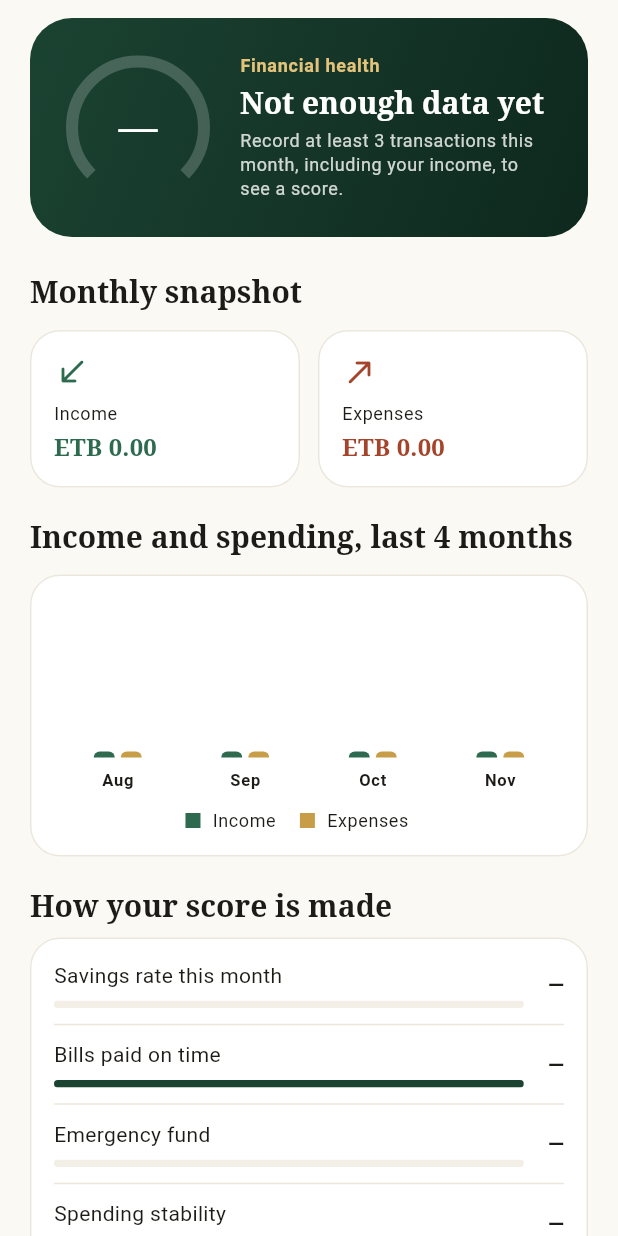
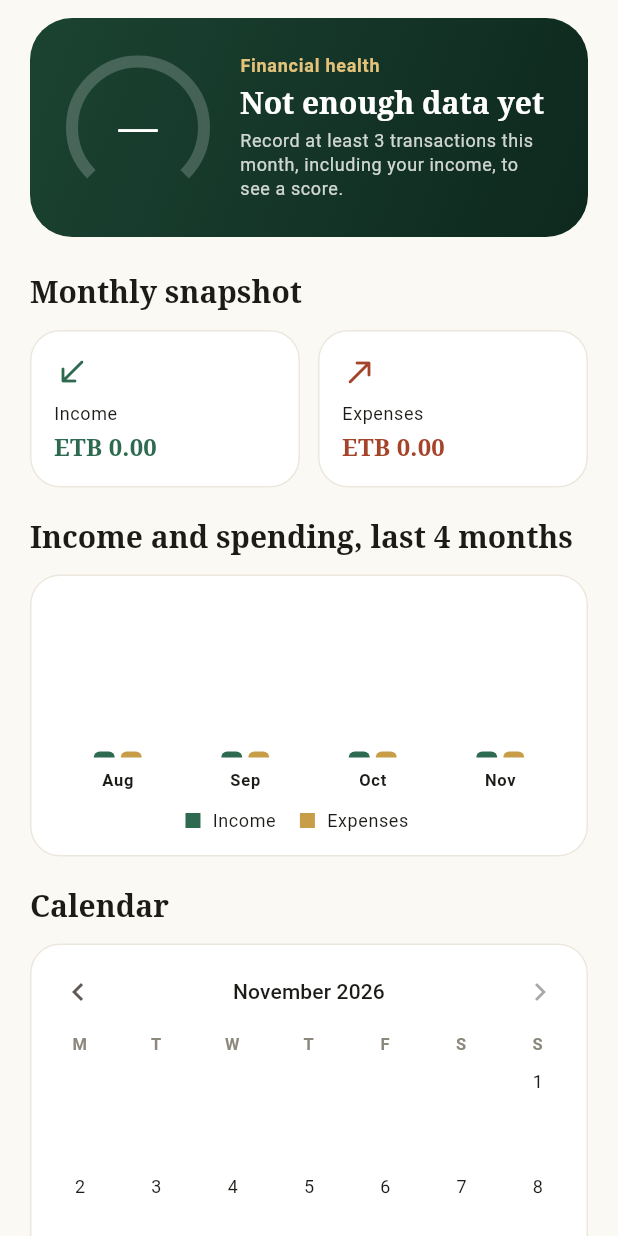
Before and after one commit to elroe-e/BirrWise, a Flutter app: the InsightsScreen widget shown alone on an empty page, opened directly with empty values, on a phone screen of 412 x 824 dp. Run offline on Flutter 3.47's test engine with Material 3 defaults, Android fonts, the phone set to English and light mode, and no system bars; our stand-ins replace shared_preferences; accounts and stored records are empty.

Commit message:
Add a calendar of money in and out to Insights
A month grid shows each day's income and spending, in the Ethiopian or
Gregorian calendar chosen in Settings, with arrows to earlier months.
Tapping a day lists its transactions. Amounts become dots when
balances are hidden.

Co-Authored-By: Claude Opus 5.5 <noreply@anthropic.com>

```diff
--- /dev/null
+++ b/lib/calendar_view.dart
@@ -0,0 +1,243 @@
+import 'package:flutter/material.dart';
+
+import 'app_state.dart';
+import 'domain.dart';
+import 'ethiopian_date.dart';
+import 'strings.dart';
+import 'theme.dart';
+import 'widgets.dart';
+
+typedef CalendarDay = ({DateTime day, int income, int expense});
+
+/// Income and spending for each day from [start] (inclusive) to [end]
+/// (exclusive), counted the way the monthly totals are.
+List<CalendarDay> calendarDays(
+    List<FinanceEntry> entries, DateTime start, DateTime end) {
+  final days = <DateTime>[
+    for (var d = start; d.isBefore(end); d = DateTime(d.year, d.month, d.day + 1))
+      d,
+  ];
+  final income = <DateTime, int>{};
+  final expense = <DateTime, int>{};
+  for (final e in entries) {
+    if (e.date.isBefore(start) || !e.date.isBefore(end)) continue;
+    final day = DateTime(e.date.year, e.date.month, e.date.day);
+    if (e.type == EntryType.income) income[day] = (income[day] ?? 0) + e.amount;
+    if (e.type == EntryType.expense) {
+      expense[day] = (expense[day] ?? 0) + e.amount;
+    }
+  }
+  return [
+    for (final d in days) (day: d, income: income[d] ?? 0, expense: expense[d] ?? 0)
+  ];
+}
+
+/// Whole birr, shortened to fit a calendar cell: 850, 1.2k, 3.4M.
+String compactEtb(int santim) {
+  final birr = santim / 100;
+  String short(double value, String unit) =>
+      '${value >= 10 ? value.round() : (value * 10).round() / 10}$unit'
+          .replaceAll('.0$unit', unit);
+  if (birr >= 1000000) return short(birr / 1000000, 'M');
+  if (birr >= 1000) return short(birr / 1000, 'k');
+  return birr.round().toString();
+}
+
+/// A month grid of money in and out per day, in the calendar chosen in
+/// Settings. Tapping a day lists its transactions.
+class CalendarView extends StatefulWidget {
+  const CalendarView({required this.state, super.key});
+
+  final AppState state;
+
+  @override
+  State<CalendarView> createState() => _CalendarViewState();
+}
+
+class _CalendarViewState extends State<CalendarView> {
+  int monthsAgo = 0;
+  DateTime? selected;
+
+  @override
+  Widget build(BuildContext context) {
+    final state = widget.state;
+    final lang = state.language;
+    final theme = Theme.of(context);
+    final bounds = state.monthBounds(monthsAgo);
+    final days = calendarDays(state.entries, bounds.start, bounds.end);
+    final now = DateTime.now();
+    final today = DateTime(now.year, now.month, now.day);
+    final chosen = selected != null &&
+            !selected!.isBefore(bounds.start) &&
+            selected!.isBefore(bounds.end)
+        ? selected
+        : (monthsAgo == 0 ? today : null);
+    final weekdays = lang == 'am'
+        ? const ['ሰ', 'ማ', 'ረ', 'ሐ', 'ዓ', 'ቅ', 'እ']
+        : const ['M', 'T', 'W', 'T', 'F', 'S', 'S'];
+    final leading = bounds.start.weekday - 1;
+    final dayEntries = chosen == null
+        ? const <FinanceEntry>[]
+        : (state.entries
+              .where((e) =>
+                  e.date.year == chosen.year &&
+                  e.date.month == chosen.month &&
+                  e.date.day == chosen.day)
+              .toList()
+          ..sort((a, b) => b.date.compareTo(a.date)));
+
+    return Column(
+      crossAxisAlignment: CrossAxisAlignment.stretch,
+      children: [
+        Row(
+          children: [
+            IconButton(
+              tooltip: t(lang, 'previousMonth'),
+              icon: const Icon(Icons.chevron_left),
+              onPressed: () => setState(() => monthsAgo++),
+            ),
+            Expanded(
+              child: Text(
+                monthLabel(bounds.start,
+                    ethiopian: state.useEthiopianCalendar, language: lang),
+                textAlign: TextAlign.center,
+                style: theme.textTheme.titleSmall,
+              ),
+            ),
+            IconButton(
+              tooltip: t(lang, 'nextMonth'),
+              icon: const Icon(Icons.chevron_right),
+              onPressed:
+                  monthsAgo == 0 ? null : () => setState(() => monthsAgo--),
+            ),
+          ],
+        ),
+        const SizedBox(height: 4),
+        Row(
+          children: [
+            for (final w in weekdays)
+              Expanded(
+                child: Text(w,
+                    textAlign: TextAlign.center,
+                    style: theme.textTheme.labelSmall
+                        ?.copyWith(color: theme.colorScheme.outline)),
+              ),
+          ],
+        ),
+        const SizedBox(height: 4),
+        GridView.count(
+          crossAxisCount: 7,
+          shrinkWrap: true,
+          physics: const NeverScrollableScrollPhysics(),
+          childAspectRatio: .72,
+          children: [
+            for (var i = 0; i < leading; i++) const SizedBox.shrink(),
+            for (final d in days)
+              _DayCell(
+                label: state.useEthiopianCalendar
+                    ? '${toEthiopianDate(d.day).day}'
+                    : '${d.day.day}',
+                day: d,
+                hidden: state.hideBalances,
+                isToday: d.day == today,
+                isSelected: d.day == chosen,
+                semantics: dateLabel(d.day,
+                    ethiopian: state.useEthiopianCalendar, language: lang),
+                onTap: () => setState(() => selected = d.day),
+              ),
+          ],
+        ),
+        if (chosen != null) ...[
+          const Divider(height: 24),
+          Text(
+            dateLabel(chosen,
+                ethiopian: state.useEthiopianCalendar, language: lang),
+            style: theme.textTheme.titleSmall,
+          ),
+          const SizedBox(height: 4),
+          if (dayEntries.isEmpty)
+            Padding(
+              padding: const EdgeInsets.symmetric(vertical: 8),
+              child: Text(t(lang, 'noEntriesDay'),
+                  style: theme.textTheme.bodySmall),
+            )
+          else
+            for (final e in dayEntries) TransactionRow(entry: e, state: state),
+        ],
+      ],
+    );
+  }
+}
+
+class _DayCell extends StatelessWidget {
+  const _DayCell({
+    required this.label,
+    required this.day,
+    required this.hidden,
+    required this.isToday,
+    required this.isSelected,
+    required this.semantics,
+    required this.onTap,
+  });
+
+  final String label;
+  final CalendarDay day;
+  final bool hidden;
+  final bool isToday;
+  final bool isSelected;
+  final String semantics;
+  final VoidCallback onTap;
+
+  @override
+  Widget build(BuildContext context) {
+    final theme = Theme.of(context);
+    final dark = theme.brightness == Brightness.dark;
+    final incomeColor = dark ? BirrColors.incomeOnDark : BirrColors.income;
+    final expenseColor = dark ? BirrColors.expenseOnDark : BirrColors.expense;
+    final small = theme.textTheme.labelSmall?.copyWith(fontSize: 10, height: 1.2);
+    Widget amount(int value, Color color, String sign) => hidden
+        ? Container(
+            width: 6,
+            height: 6,
+            margin: const EdgeInsets.only(top: 4),
+            decoration: BoxDecoration(color: color, shape: BoxShape.circle),
+          )
+        : Text('$sign${compactEtb(value)}',
+            maxLines: 1,
+            overflow: TextOverflow.clip,
+            style: small?.copyWith(color: color));
+    return Semantics(
+      button: true,
+      selected: isSelected,
+      label: semantics,
+      excludeSemantics: true,
+      child: InkWell(
+        borderRadius: BorderRadius.circular(12),
+        onTap: onTap,
+        child: Container(
+          margin: const EdgeInsets.all(2),
+          decoration: BoxDecoration(
+            borderRadius: BorderRadius.circular(12),
+            color: isSelected ? theme.colorScheme.primaryContainer : null,
+            border: isToday && !isSelected
+                ? Border.all(color: theme.colorScheme.primary)
+                : null,
+          ),
+          padding: const EdgeInsets.only(top: 4),
+          alignment: Alignment.topCenter,
+          // Large system text shrinks to fit instead of overflowing.
+          child: FittedBox(
+            fit: BoxFit.scaleDown,
+            child: Column(
+              children: [
+                Text(label, style: theme.textTheme.bodySmall),
+                if (day.income > 0) amount(day.income, incomeColor, '+'),
+                if (day.expense > 0) amount(day.expense, expenseColor, '−'),
+              ],
+            ),
+          ),
+        ),
+      ),
+    );
+  }
+}
--- a/lib/insights_screen.dart
+++ b/lib/insights_screen.dart
@@ -3,6 +3,7 @@ import 'dart:math' as math;
 import 'package:flutter/material.dart';
 
 import 'app_state.dart';
+import 'calendar_view.dart';
 import 'domain.dart';
 import 'ethiopian_date.dart';
 import 'health_score.dart';
@@ -121,6 +122,13 @@ class InsightsScreen extends StatelessWidget {
         SectionHeading(t(lang, 'cashFlowTrend')),
         const SizedBox(height: 12),
         BirrCard(child: _CashFlowChart(state: state)),
+        const SizedBox(height: 20),
+        SectionHeading(t(lang, 'calendar')),
+        const SizedBox(height: 12),
+        BirrCard(
+          padding: const EdgeInsets.fromLTRB(8, 8, 8, 12),
+          child: CalendarView(state: state),
+        ),
         const SizedBox(height: 20),
         SectionHeading(t(lang, 'scoreHowMade')),
         const SizedBox(height: 8),
--- a/lib/strings.dart
+++ b/lib/strings.dart
@@ -328,6 +328,10 @@ const _strings = <String, Map<String, String>>{
         'Offline and private',
     'privacyFirstBody':
         'Your bank and wallet messages never leave this phone. Everything is worked out on your device.',
+    'calendar': 'Calendar',
+    'previousMonth': 'Previous month',
+    'nextMonth': 'Next month',
+    'noEntriesDay': 'Nothing on this day.',
     'cashFlowTrend':
         'Income and spending, last 4 months',
     'editAmount':
@@ -687,6 +691,10 @@ const _strings = <String, Map<String, String>>{
         'ሙሉ በሙሉ በስልክዎ ላይ ብቻ የሚቀመጥ',
     'privacyFirstBody':
         'የባንክ እና የቴሌብር መልዕክቶችዎ ከስልክዎ ውጪ ወደ የትኛውም ሰርቨር አይላኩም። ሁሉም ስሌት በስልክዎ ውስጥ ብቻ ይከናወናል።',
+    'calendar': 'የቀን መቁጠሪያ',
+    'previousMonth': 'ያለፈው ወር',
+    'nextMonth': 'የሚቀጥለው ወር',
+    'noEntriesDay': 'በዚህ ቀን ምንም የለም።',
     'cashFlowTrend':
         'የገንዘብ ፍሰት (ያለፉት 4 ወራት)',
     'editAmount':
```
Also changed, not shown: 1 other file.
